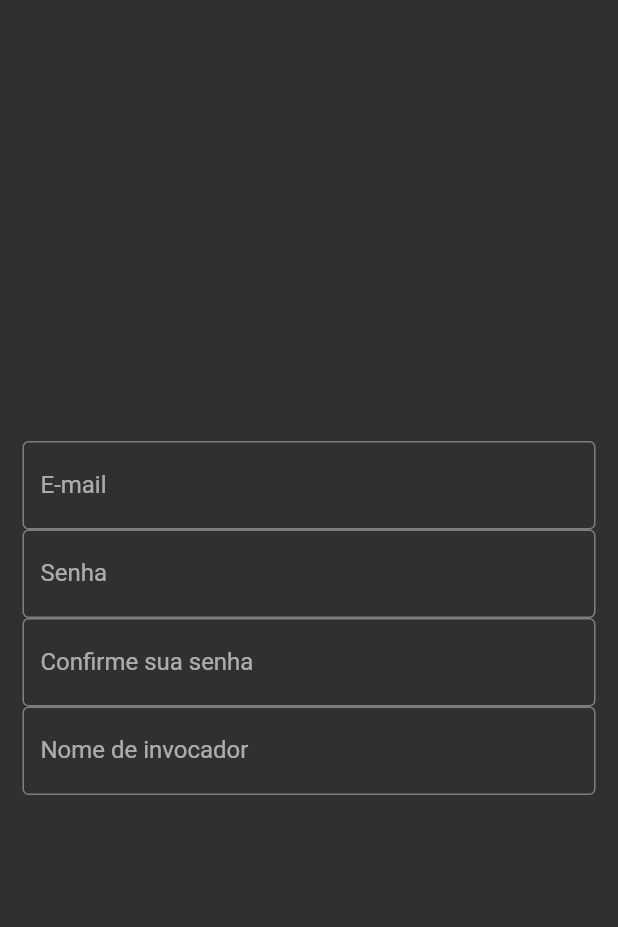
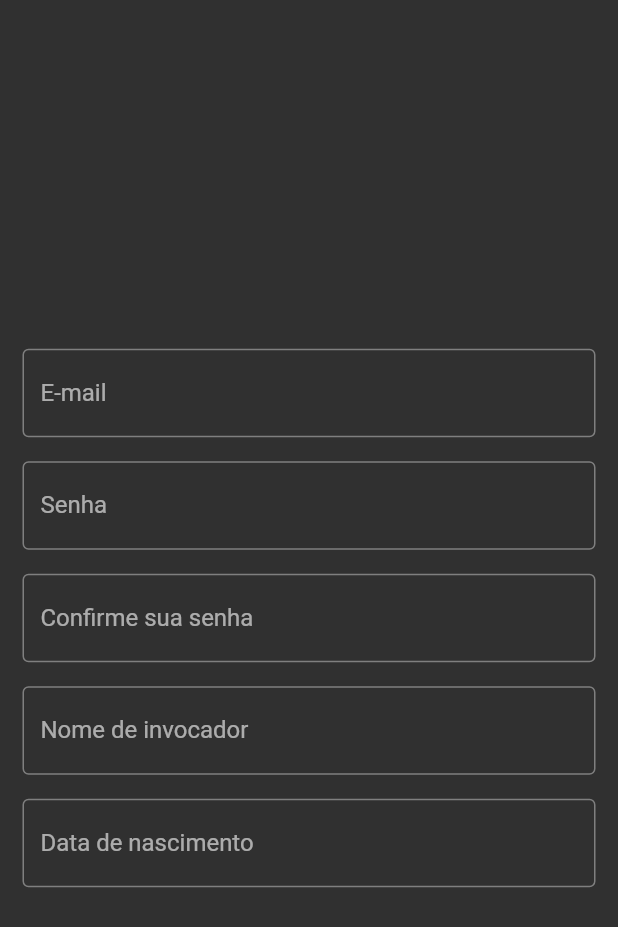
Before and after one commit to MoniqueChauvin/interview-test, a Flutter app: the TestePage widget shown alone on an empty page, opened directly, on a phone screen of 412 x 824 dp. Shown: the top 927 px of the screen. Run offline on Flutter 3.47's test engine with Material 2 defaults, Android fonts, the phone set to English and light mode, and no system bars; network calls fail.

Commit message:
alterações na tela de cadastro

```diff
--- a/lib/screens/teste.dart
+++ b/lib/screens/teste.dart
@@ -1,4 +1,5 @@
 import 'package:flutter/material.dart';
+
 
 class TestePage extends StatefulWidget {
   const TestePage({Key? key}) : super(key: key);
@@ -7,8 +8,10 @@ class TestePage extends StatefulWidget {
   _TestePageState createState() => _TestePageState();
 }
 
+
 class _TestePageState extends State<TestePage> {
   @override
+
   Widget build(BuildContext context) {
     return Material(
       child: SizedBox(
@@ -23,25 +26,46 @@ class _TestePageState extends State<TestePage> {
                 decoration: InputDecoration(
                     labelText: 'E-mail', border: OutlineInputBorder()),
                 keyboardType: TextInputType.emailAddress,
+                textInputAction: TextInputAction.next,
+              ),
+              SizedBox(
+                height: 16,
               ),
               TextField(
                 decoration: InputDecoration(
                     labelText: 'Senha', border: OutlineInputBorder()),
-                textInputAction: TextInputAction.done,
+                textInputAction: TextInputAction.next,
                 obscureText: true,
+              ),
+              SizedBox(
+                height: 16,
               ),
               TextField(
                 decoration: InputDecoration(
                     labelText: 'Confirme sua senha',
                     border: OutlineInputBorder()),
-                textInputAction: TextInputAction.done,
+                textInputAction: TextInputAction.next,
                 obscureText: true,
+              ),
+              SizedBox(
+                height: 16,
               ),
               TextField(
                 decoration: InputDecoration(
                     labelText: 'Nome de invocador',
                     border: OutlineInputBorder()),
                 keyboardType: TextInputType.name,
+                textInputAction: TextInputAction.next,
+              ),
+              SizedBox(
+                height: 16,
+              ),
+              TextField(
+                decoration: InputDecoration(
+                    labelText: 'Data de nascimento',
+                    border: OutlineInputBorder()),
+                keyboardType: TextInputType.datetime,
+                textInputAction: TextInputAction.done,
               ),
             ],
           ),
```
